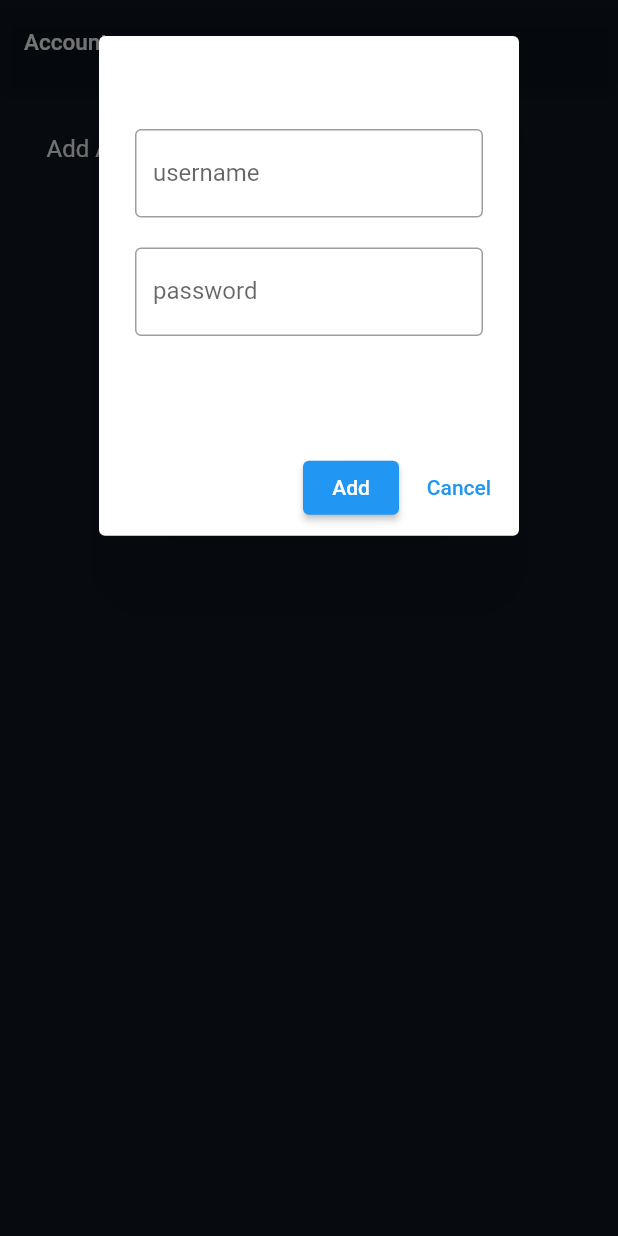
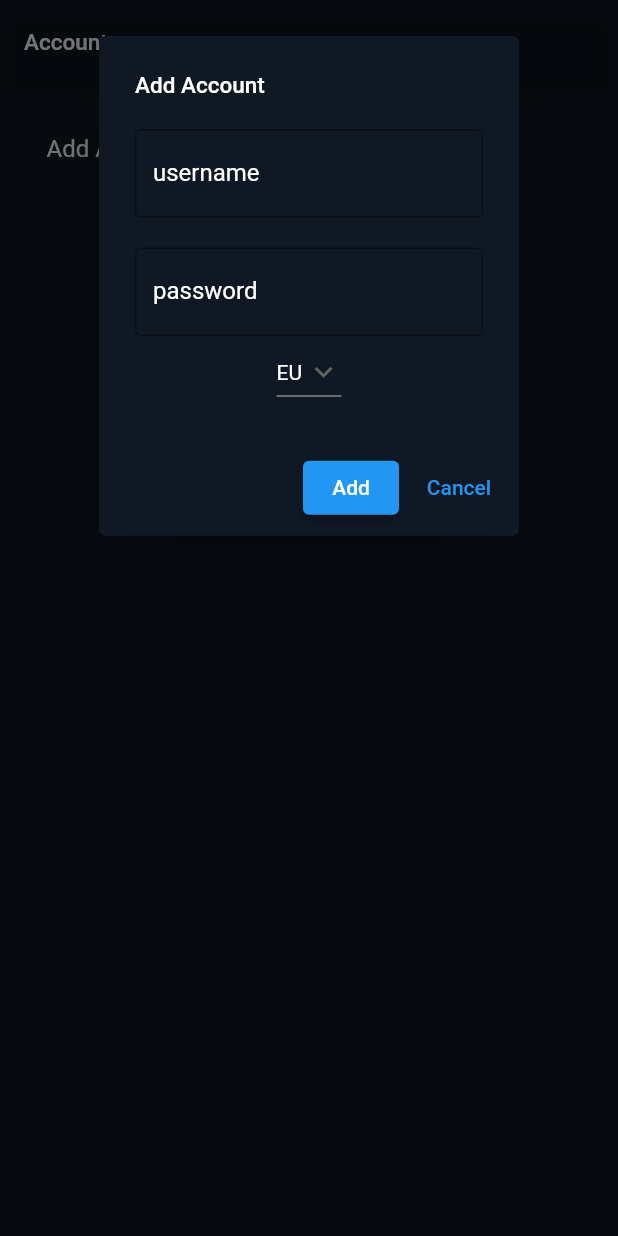
Before and after one commit to yagizdo/valorant_store_checker, a Flutter app: the screen it shows after launch, after a tap on "Add Account..", on a phone screen of 412 x 824 dp. Run offline on Flutter 3.47's test engine with Material 2 defaults, Android fonts, the light colour scheme and no system bars; our stand-ins replace dio, hive, hive_flutter; missing offline and left inert: valorant_client; accounts and stored records are empty.

Commit message:
added dropdownlist

```diff
--- a/lib/models/account_model.dart
+++ b/lib/models/account_model.dart
@@ -7,6 +7,8 @@
   String username;
   @HiveField(1)
   String password;
+  @HiveField(2)
+  String region;
 
-  Account(this.username,this.password);
+  Account(this.username,this.password,this.region);
 }
--- a/lib/screens/daily_market_screen.dart
+++ b/lib/screens/daily_market_screen.dart
@@ -30,7 +30,7 @@
   Widget build(BuildContext context) {
     return Scaffold(
       appBar: AppBar(
-        title: Text('Daily Market : ${widget.accountInfo.username}'),
+        title: Text('Daily Market : ${widget.accountInfo.username} - Region : ${widget.accountInfo.region}'),
       ),
       body: Consumer<AccountProvider>(builder: (context, state, child) {
         return state.errorState == true ?
--- a/lib/widgets/accounts/add_account_card.dart
+++ b/lib/widgets/accounts/add_account_card.dart
@@ -5,9 +5,14 @@
 import '../../models/account_model.dart';
 import '../../providers/account_provider.dart';
 
-class AddAccountCard extends StatelessWidget {
+class AddAccountCard extends StatefulWidget {
   const AddAccountCard({Key? key}) : super(key: key);
 
+  @override
+  State<AddAccountCard> createState() => _AddAccountCardState();
+}
+
+class _AddAccountCardState extends State<AddAccountCard> {
   @override
   Widget build(BuildContext context) {
     var usernameControl = TextEditingController();
@@ -15,13 +20,22 @@
 
     var formKey = GlobalKey<FormState>();
 
+    var regions = [
+      'NA',
+      'EU',
+      'KR',
+    ];
+
+    var dropdownValue = regions[1];
     return GestureDetector(
       onTap: () {
         showDialog(
             context: context,
             builder: (BuildContext context) {
               return SingleChildScrollView(
-                child: AlertDialog(
+                child: StatefulBuilder(
+                  builder: (context, setState) => AlertDialog(
+                    backgroundColor: black,
                     title: const Text('Add Account'),
                     content: SizedBox(
                       height: MediaQuery.of(context).size.height / 4.5,
@@ -29,10 +43,11 @@
                         key: formKey,
                         child: Column(
                           children: [
-
                             // Username
                             TextFormField(
                               controller: usernameControl,
+                              style: TextStyle(color: white),
+                              cursorColor: white,
                               validator: (value) {
                                 if (value == '') {
                                   return 'Username cant be empty';
@@ -41,6 +56,7 @@
                               },
                               decoration: const InputDecoration(
                                 border: OutlineInputBorder(),
+                                labelStyle: TextStyle(color: white),
                                 labelText: 'username',
                               ),
                             ),
@@ -50,6 +66,8 @@
                               padding: const EdgeInsets.only(top: 20.0),
                               child: TextFormField(
                                 controller: passwordControl,
+                                style: TextStyle(color: white),
+                                cursorColor: white,
                                 validator: (value) {
                                   if (value == '') {
                                     return 'Password cant be empty';
@@ -58,10 +76,28 @@
                                 },
                                 decoration: const InputDecoration(
                                   border: OutlineInputBorder(),
+                                  labelStyle: TextStyle(color: white),
                                   labelText: 'password',
                                 ),
                                 obscureText: true,
                               ),
+                            ),
+                            DropdownButton(
+                              value: dropdownValue,
+                              style: const TextStyle(color: white),
+                              dropdownColor: black,
+                              icon: const Icon(Icons.keyboard_arrow_down),
+                              items: regions.map<DropdownMenuItem<String>>((String value) {
+                                return DropdownMenuItem<String>(
+                                  value: value,
+                                  child: Text(value),
+                                );
+                              }).toList(),
+                              onChanged: (String? newValue) {
+                                setState(() {
+                                  dropdownValue = newValue!;
+                                });
+                              },
                             ),
                           ],
                         ),
@@ -70,11 +106,12 @@
                     actions: [
                       ElevatedButton(
                           onPressed: () {
-                          bool validResult =
-                          formKey.currentState!.validate();
-                          if(validResult == true) {
-                            Account newAccount = Account(usernameControl.text, passwordControl.text);
-                            Provider.of<AccountProvider>(context,listen: false).addAccount(newAccount);
+                            bool validResult = formKey.currentState!.validate();
+                            if (validResult == true) {
+                              Account newAccount = Account(
+                                  usernameControl.text, passwordControl.text, dropdownValue);
+                              Provider.of<AccountProvider>(context, listen: false)
+                                  .addAccount(newAccount);
                               Navigator.pop(context);
                             }
                           },
@@ -85,6 +122,7 @@
                           },
                           child: const Text('Cancel')),
                     ],
+                  ),
                 ),
               );
             });
```
Also changed, not shown: lib/providers/account_provider.dart (+7 -1 lines), lib/models/account_model.g.dart, 1 other file. Lines whose indentation alone changed are shown as unchanged.
